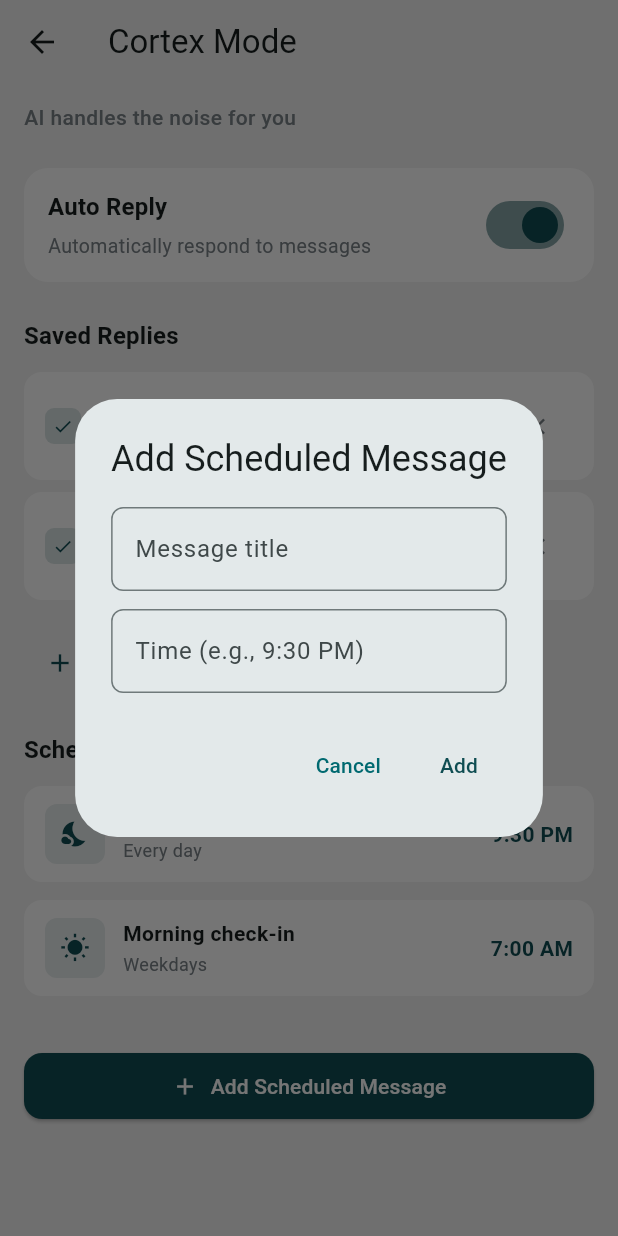
After one commit to swordde/Code-Cortex, a Flutter app: the CortexScreen screen opened directly, after a tap on the "close" icon, after a tap on "Add Scheduled Message", on a phone screen of 412 x 824 dp. The commit adds this screen. Run offline on Flutter 3.47's test engine with Material 3 defaults, Android fonts, the phone set to English and light mode, and no system bars.

Commit message:
feat(cortex): add Cortex screen with auto-reply and scheduled messages functionality

```diff
--- /dev/null
+++ b/lib/screens/cortex_screen.dart
@@ -0,0 +1,413 @@
+import 'package:flutter/material.dart';
+
+class CortexScreen extends StatefulWidget {
+  const CortexScreen({super.key});
+
+  @override
+  State<CortexScreen> createState() => _CortexScreenState();
+}
+
+class _CortexScreenState extends State<CortexScreen> {
+  bool _autoReplyEnabled = true;
+  List<String> _savedReplies = [
+    'I\'ll call you back shortly',
+    'In a meeting, will respond later',
+    'On my way!',
+  ];
+
+  final List<ScheduledMessage> _scheduledMessages = [
+    ScheduledMessage(
+      title: 'Goodnight - family',
+      subtitle: 'Every day',
+      time: '9:30 PM',
+      icon: Icons.nights_stay,
+    ),
+    ScheduledMessage(
+      title: 'Morning check-in',
+      subtitle: 'Weekdays',
+      time: '7:00 AM',
+      icon: Icons.wb_sunny,
+    ),
+  ];
+
+  @override
+  Widget build(BuildContext context) {
+    final isDark = Theme.of(context).brightness == Brightness.dark;
+    final surfaceColor = isDark ? const Color(0xFF1D2225) : Colors.white;
+    final accentColor = const Color(0xFF0F4D52);
+    final subtleColor = isDark ? const Color(0xFFAAB4BA) : const Color(0xFF7A8288);
+
+    return Scaffold(
+      appBar: AppBar(
+        title: const Text('Cortex Mode'),
+        centerTitle: false,
+        backgroundColor: Colors.transparent,
+      ),
+      body: SingleChildScrollView(
+        padding: const EdgeInsets.fromLTRB(16, 12, 16, 24),
+        child: Column(
+          crossAxisAlignment: CrossAxisAlignment.start,
+          children: [
+            // Header description
+            Padding(
+              padding: const EdgeInsets.only(bottom: 24),
+              child: Text(
+                'AI handles the noise for you',
+                style: Theme.of(context).textTheme.bodyMedium?.copyWith(
+                  color: subtleColor,
+                  fontWeight: FontWeight.w500,
+                ),
+              ),
+            ),
+
+            // Auto Reply Section
+            Container(
+              decoration: BoxDecoration(
+                color: surfaceColor,
+                borderRadius: BorderRadius.circular(16),
+              ),
+              padding: const EdgeInsets.symmetric(horizontal: 16, vertical: 14),
+              child: Row(
+                children: [
+                  Expanded(
+                    child: Column(
+                      crossAxisAlignment: CrossAxisAlignment.start,
+                      children: [
+                        Text(
+                          'Auto Reply',
+                          style: Theme.of(context).textTheme.titleMedium?.copyWith(
+                            fontWeight: FontWeight.w700,
+                          ),
+                        ),
+                        const SizedBox(height: 4),
+                        Text(
+                          'Automatically respond to messages',
+                          style: TextStyle(
+                            color: subtleColor,
+                            fontSize: 13,
+                          ),
+                        ),
+                      ],
+                    ),
+                  ),
+                  Switch(
+                    value: _autoReplyEnabled,
+                    onChanged: (value) {
+                      setState(() {
+                        _autoReplyEnabled = value;
+                      });
+                    },
+                    activeColor: accentColor,
+                  ),
+                ],
+              ),
+            ),
+            const SizedBox(height: 24),
+
+            // Saved Replies Section
+            Text(
+              'Saved Replies',
+              style: Theme.of(context).textTheme.titleMedium?.copyWith(
+                fontWeight: FontWeight.w700,
+              ),
+            ),
+            const SizedBox(height: 12),
+            ..._savedReplies.map((reply) {
+              return Padding(
+                padding: const EdgeInsets.only(bottom: 8),
+                child: Container(
+                  decoration: BoxDecoration(
+                    color: surfaceColor,
+                    borderRadius: BorderRadius.circular(12),
+                  ),
+                  padding: const EdgeInsets.symmetric(horizontal: 14, vertical: 12),
+                  child: Row(
+                    children: [
+                      Container(
+                        width: 24,
+                        height: 24,
+                        decoration: BoxDecoration(
+                          color: accentColor.withValues(alpha: 0.15),
+                          borderRadius: BorderRadius.circular(6),
+                        ),
+                        child: Icon(
+                          Icons.check,
+                          size: 14,
+                          color: accentColor,
+                        ),
+                      ),
+                      const SizedBox(width: 12),
+                      Expanded(
+                        child: Text(
+                          reply,
+                          style: Theme.of(context).textTheme.bodyMedium?.copyWith(
+                            fontWeight: FontWeight.w500,
+                          ),
+                        ),
+                      ),
+                      IconButton(
+                        onPressed: () {
+                          setState(() {
+                            _savedReplies.remove(reply);
+                          });
+                        },
+                        icon: Icon(
+                          Icons.close,
+                          size: 18,
+                          color: subtleColor,
+                        ),
+                        padding: EdgeInsets.zero,
+                        constraints: const BoxConstraints(
+                          minWidth: 32,
+                          minHeight: 32,
+                        ),
+                      ),
+                    ],
+                  ),
+                ),
+              );
+            }),
+            const SizedBox(height: 12),
+            InkWell(
+              onTap: () {
+                _showAddReplyDialog(context);
+              },
+              child: Padding(
+                padding: const EdgeInsets.symmetric(horizontal: 14, vertical: 12),
+                child: Row(
+                  children: [
+                    Icon(
+                      Icons.add,
+                      color: accentColor,
+                      size: 20,
+                    ),
+                    const SizedBox(width: 8),
+                    Text(
+                      'Add Reply',
+                      style: TextStyle(
+                        color: accentColor,
+                        fontWeight: FontWeight.w600,
+                      ),
+                    ),
+                  ],
+                ),
+              ),
+            ),
+            const SizedBox(height: 24),
+
+            // Scheduled Messages Section
+            Text(
+              'Scheduled Messages',
+              style: Theme.of(context).textTheme.titleMedium?.copyWith(
+                fontWeight: FontWeight.w700,
+              ),
+            ),
+            const SizedBox(height: 12),
+            ..._scheduledMessages.map((message) {
+              return Padding(
+                padding: const EdgeInsets.only(bottom: 12),
+                child: Container(
+                  decoration: BoxDecoration(
+                    color: surfaceColor,
+                    borderRadius: BorderRadius.circular(12),
+                  ),
+                  padding: const EdgeInsets.symmetric(horizontal: 14, vertical: 12),
+                  child: Row(
+                    children: [
+                      Container(
+                        width: 40,
+                        height: 40,
+                        decoration: BoxDecoration(
+                          color: accentColor.withValues(alpha: 0.1),
+                          borderRadius: BorderRadius.circular(8),
+                        ),
+                        child: Icon(
+                          message.icon,
+                          size: 20,
+                          color: accentColor,
+                        ),
+                      ),
+                      const SizedBox(width: 12),
+                      Expanded(
+                        child: Column(
+                          crossAxisAlignment: CrossAxisAlignment.start,
+                          children: [
+                            Text(
+                              message.title,
+                              style: Theme.of(context).textTheme.bodyMedium?.copyWith(
+                                fontWeight: FontWeight.w600,
+                              ),
+                            ),
+                            const SizedBox(height: 2),
+                            Text(
+                              message.subtitle,
+                              style: TextStyle(
+                                color: subtleColor,
+                                fontSize: 12,
+                              ),
+                            ),
+                          ],
+                        ),
+                      ),
+                      Text(
+                        message.time,
+                        style: Theme.of(context).textTheme.bodyMedium?.copyWith(
+                          color: accentColor,
+                          fontWeight: FontWeight.w700,
+                        ),
+                      ),
+                    ],
+                  ),
+                ),
+              );
+            }),
+            const SizedBox(height: 24),
+            SizedBox(
+              width: double.infinity,
+              child: ElevatedButton.icon(
+                onPressed: () {
+                  _showAddScheduledMessageDialog(context);
+                },
+                icon: const Icon(Icons.add),
+                label: const Text('Add Scheduled Message'),
+                style: ElevatedButton.styleFrom(
+                  backgroundColor: accentColor,
+                  foregroundColor: Colors.white,
+                  shape: RoundedRectangleBorder(
+                    borderRadius: BorderRadius.circular(12),
+                  ),
+                  padding: const EdgeInsets.symmetric(vertical: 12),
+                ),
+              ),
+            ),
+          ],
+        ),
+      ),
+    );
+  }
+
+  void _showAddReplyDialog(BuildContext context) {
+    final controller = TextEditingController();
+    final accentColor = const Color(0xFF0F4D52);
+
+    showDialog(
+      context: context,
+      builder: (context) {
+        return AlertDialog(
+          title: const Text('Add Reply'),
+          content: TextField(
+            controller: controller,
+            decoration: InputDecoration(
+              hintText: 'Enter your reply',
+              border: OutlineInputBorder(
+                borderRadius: BorderRadius.circular(8),
+              ),
+            ),
+            maxLines: 3,
+          ),
+          actions: [
+            TextButton(
+              onPressed: () => Navigator.pop(context),
+              child: const Text('Cancel'),
+            ),
+            TextButton(
+              onPressed: () {
+                if (controller.text.isNotEmpty) {
+                  setState(() {
+                    _savedReplies.add(controller.text);
+                  });
+                  Navigator.pop(context);
+                }
+              },
+              child: Text(
+                'Add',
+                style: TextStyle(color: accentColor),
+              ),
+            ),
+          ],
+        );
+      },
+    );
+  }
+
+  void _showAddScheduledMessageDialog(BuildContext context) {
+    final titleController = TextEditingController();
+    final timeController = TextEditingController();
+    final accentColor = const Color(0xFF0F4D52);
+
+    showDialog(
+      context: context,
+      builder: (context) {
+        return AlertDialog(
+          title: const Text('Add Scheduled Message'),
+          content: Column(
+            mainAxisSize: MainAxisSize.min,
+            children: [
+              TextField(
+                controller: titleController,
+                decoration: InputDecoration(
+                  hintText: 'Message title',
+                  border: OutlineInputBorder(
+                    borderRadius: BorderRadius.circular(8),
+                  ),
+                ),
+              ),
+              const SizedBox(height: 12),
+              TextField(
+                controller: timeController,
+                decoration: InputDecoration(
+                  hintText: 'Time (e.g., 9:30 PM)',
+                  border: OutlineInputBorder(
+                    borderRadius: BorderRadius.circular(8),
+                  ),
+                ),
+              ),
+            ],
+          ),
+          actions: [
+            TextButton(
+              onPressed: () => Navigator.pop(context),
+              child: const Text('Cancel'),
+            ),
+            TextButton(
+              onPressed: () {
+                if (titleController.text.isNotEmpty &&
+                    timeController.text.isNotEmpty) {
+                  setState(() {
+                    _scheduledMessages.add(
+                      ScheduledMessage(
+                        title: titleController.text,
+                        subtitle: 'Every day',
+                        time: timeController.text,
+                        icon: Icons.schedule,
+                      ),
+                    );
+                  });
+                  Navigator.pop(context);
+                }
+              },
+              child: Text(
+                'Add',
+                style: TextStyle(color: accentColor),
+              ),
+            ),
+          ],
+        );
+      },
+    );
+  }
+}
+
+class ScheduledMessage {
+  final String title;
+  final String subtitle;
+  final String time;
+  final IconData icon;
+
+  ScheduledMessage({
+    required this.title,
+    required this.subtitle,
+    required this.time,
+    required this.icon,
+  });
+}
--- a/lib/screens/main_dashboard_screen.dart
+++ b/lib/screens/main_dashboard_screen.dart
@@ -9,6 +9,7 @@ import '../widgets/priority_card.dart';
 import '../widgets/quick_filter_dot.dart';
 import '../widgets/today_notification_card.dart';
 import '../widgets/wellbeing_section.dart';
+import 'cortex_screen.dart';
 import 'custom_mode_screen.dart';
 import 'notification_list_screen.dart';
 import 'profile_screen.dart';
@@ -139,6 +140,16 @@ class _MainDashboardScreenState extends State<MainDashboardScreen>
         centerTitle: false,
         backgroundColor: Colors.transparent,
         actions: [
+          IconButton(
+            tooltip: 'Cortex Mode',
+            onPressed: () {
+              Navigator.push(
+                context,
+                MaterialPageRoute(builder: (_) => const CortexScreen()),
+              );
+            },
+            icon: const Icon(Icons.psychology_outlined),
+          ),
           IconButton(
             tooltip: 'Profile',
             onPressed: () {
```
